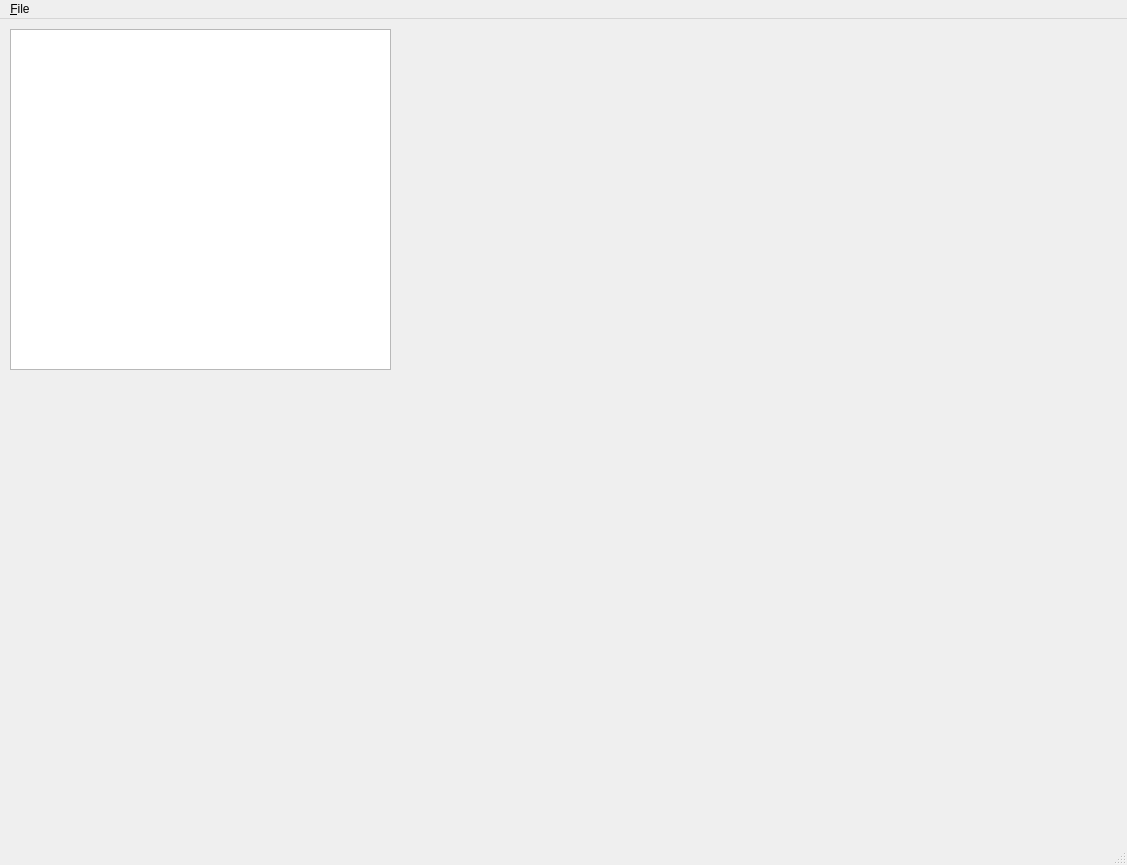
First picture: the form in mainwindow.ui, repository mikelortega/KelosQtOsm, before the edit.
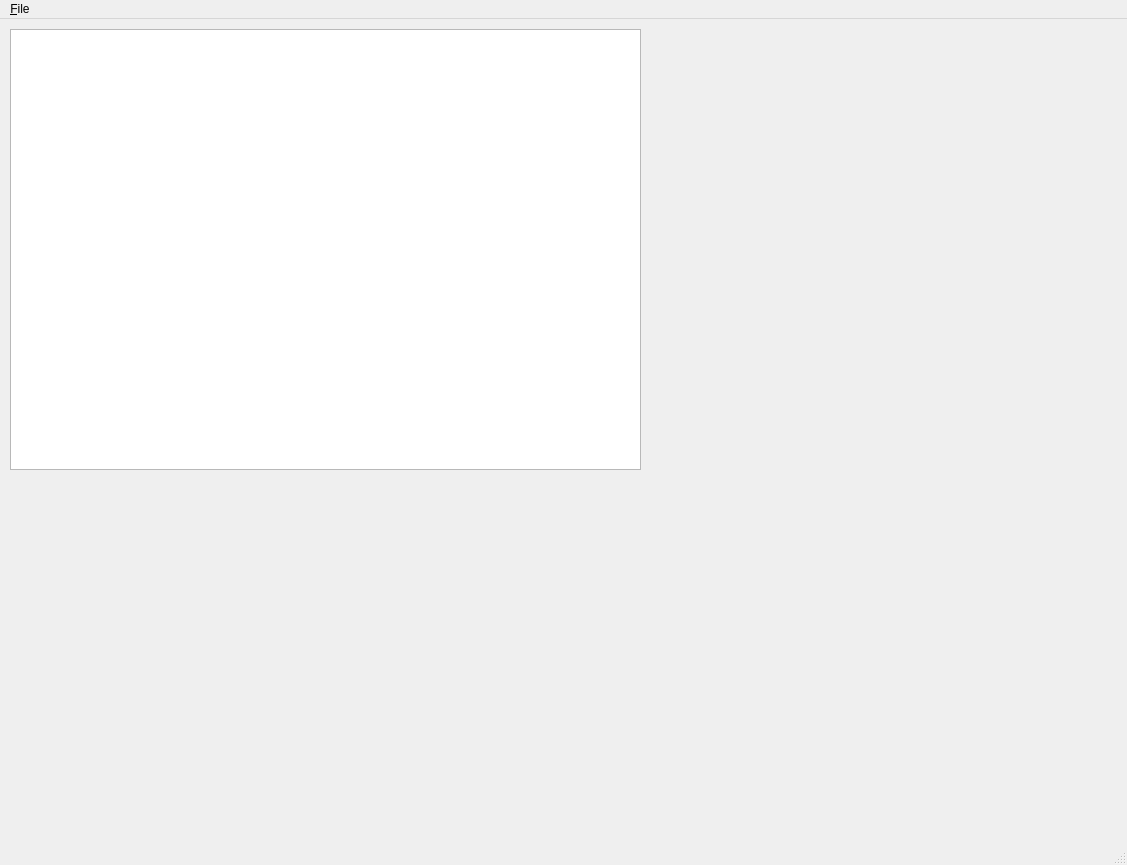
Second picture: the form after the edit.

Commit message: First try drawing buildings.

The edit to the form file:
```diff
--- a/mainwindow.ui
+++ b/mainwindow.ui
@@ -19,8 +19,8 @@
      <rect>
       <x>10</x>
       <y>10</y>
-      <width>381</width>
-      <height>341</height>
+      <width>631</width>
+      <height>441</height>
      </rect>
     </property>
     <property name="sizeAdjustPolicy">
```
The commit also changes 1 other file.
